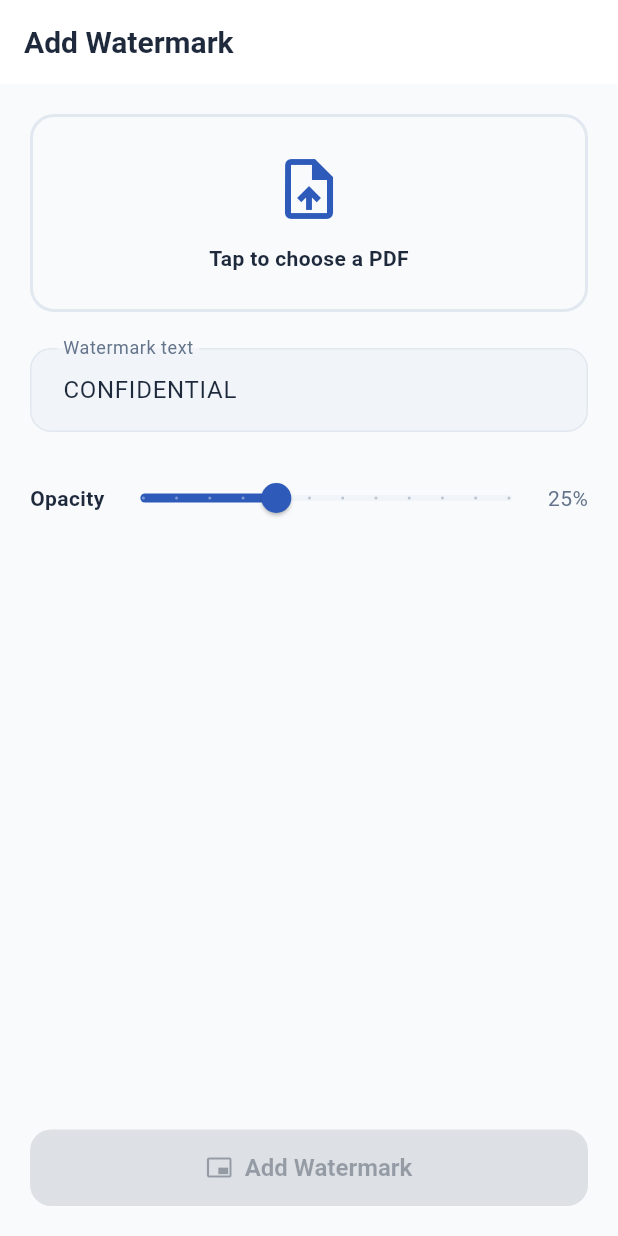
After one commit to hamahasan441-png/Ai-pdf, a Flutter app: the WatermarkScreen screen opened by its route, after a tap on "Tap to choose a PDF", on a phone screen of 412 x 824 dp. The commit adds this screen. Run offline on Flutter 3.47's test engine with Material 3 defaults, Android fonts, the phone set to English and light mode, and no system bars; our stand-ins replace dio, file_picker, flutter_riverpod, flutter_secure_storage, go_router, pdf and 3 more; missing offline and left inert: google_mlkit_text_recognition, pdfx; accounts and stored records are empty; network calls fail.

Commit message:
New tools: Watermark + Page Numbers (offline overlay)

```diff
--- a/frontend/lib/core/config/router.dart
+++ b/frontend/lib/core/config/router.dart
@@ -15,6 +15,7 @@ import '../../features/tools/presentation/pick_edit_screen.dart';
 import '../../features/tools/presentation/organize_pages_screen.dart';
 import '../../features/tools/presentation/ocr_screen.dart';
 import '../../features/tools/presentation/pdf_to_images_screen.dart';
+import '../../features/tools/presentation/pdf_stamp_screens.dart';
 import '../../features/recent/presentation/recent_files_screen.dart';
 import '../../features/ai/presentation/ai_chat_screen.dart';
 import '../../features/settings/presentation/ai_settings_screen.dart';
@@ -50,6 +51,8 @@ final routerProvider = Provider<GoRouter>((ref) {
       GoRoute(path: '/tools/organize', builder: (_, __) => const OrganizePagesScreen()),
       GoRoute(path: '/tools/ocr', builder: (_, __) => const OcrScreen()),
       GoRoute(path: '/tools/pdf-to-images', builder: (_, __) => const PdfToImagesScreen()),
+      GoRoute(path: '/tools/watermark', builder: (_, __) => const WatermarkScreen()),
+      GoRoute(path: '/tools/page-numbers', builder: (_, __) => const PageNumbersScreen()),
 
       // Recent files (created / edited / saved on device)
       GoRoute(path: '/recent', builder: (_, __) => const RecentFilesScreen()),
--- /dev/null
+++ b/frontend/lib/features/tools/presentation/pdf_stamp_screens.dart
@@ -0,0 +1,228 @@
+import 'package:file_picker/file_picker.dart';
+import 'package:flutter/material.dart';
+import '../services/offline_pdf_service.dart';
+import '../widgets/result_sheet.dart';
+
+/// Small shared helper: a tappable "choose a PDF" drop zone.
+class _PdfPicker extends StatelessWidget {
+  final String? fileName;
+  final bool busy;
+  final VoidCallback onTap;
+  const _PdfPicker({required this.fileName, required this.busy, required this.onTap});
+
+  @override
+  Widget build(BuildContext context) {
+    final cs = Theme.of(context).colorScheme;
+    return InkWell(
+      onTap: busy ? null : onTap,
+      borderRadius: BorderRadius.circular(16),
+      child: Container(
+        padding: const EdgeInsets.all(24),
+        decoration: BoxDecoration(
+          border: Border.all(
+              color: fileName != null ? cs.primary : cs.outlineVariant, width: 2),
+          borderRadius: BorderRadius.circular(16),
+        ),
+        child: Column(children: [
+          Icon(fileName == null ? Icons.upload_file : Icons.picture_as_pdf,
+              size: 48, color: cs.primary),
+          const SizedBox(height: 12),
+          Text(
+            fileName ?? 'Tap to choose a PDF',
+            textAlign: TextAlign.center,
+            maxLines: 2,
+            overflow: TextOverflow.ellipsis,
+            style: const TextStyle(fontWeight: FontWeight.w600),
+          ),
+        ]),
+      ),
+    );
+  }
+}
+
+Future<String?> _pickPdf() async {
+  final result = await FilePicker.platform
+      .pickFiles(type: FileType.custom, allowedExtensions: ['pdf']);
+  if (result == null || result.files.isEmpty) return null;
+  return result.files.first.path;
+}
+
+// ============================================================
+// WATERMARK
+// ============================================================
+
+class WatermarkScreen extends StatefulWidget {
+  const WatermarkScreen({super.key});
+  @override
+  State<WatermarkScreen> createState() => _WatermarkScreenState();
+}
+
+class _WatermarkScreenState extends State<WatermarkScreen> {
+  String? _path;
+  bool _busy = false;
+  double _opacity = 0.25;
+  final _ctrl = TextEditingController(text: 'CONFIDENTIAL');
+
+  @override
+  void dispose() {
+    _ctrl.dispose();
+    super.dispose();
+  }
+
+  Future<void> _pick() async {
+    final p = await _pickPdf();
+    if (p == null) return;
+    setState(() => _path = p);
+  }
+
+  Future<void> _apply() async {
+    if (_path == null) return;
+    setState(() => _busy = true);
+    try {
+      final out = await OfflinePdfService.instance
+          .watermarkPdf(_path!, _ctrl.text, opacity: _opacity);
+      if (mounted) {
+        await showResultSheet(context,
+            paths: [out], title: 'Watermark added', subtitle: 'Every page stamped');
+      }
+    } catch (e) {
+      if (mounted) {
+        ScaffoldMessenger.of(context)
+            .showSnackBar(SnackBar(content: Text('Failed: $e')));
+      }
+    } finally {
+      if (mounted) setState(() => _busy = false);
+    }
+  }
+
+  @override
+  Widget build(BuildContext context) {
+    final cs = Theme.of(context).colorScheme;
+    return Scaffold(
+      appBar: AppBar(title: const Text('Add Watermark')),
+      body: Padding(
+        padding: const EdgeInsets.all(20),
+        child: Column(
+          crossAxisAlignment: CrossAxisAlignment.stretch,
+          children: [
+            _PdfPicker(
+                fileName: _path?.split('/').last, busy: _busy, onTap: _pick),
+            const SizedBox(height: 24),
+            TextField(
+              controller: _ctrl,
+              enabled: !_busy,
+              decoration: const InputDecoration(
+                labelText: 'Watermark text',
+                border: OutlineInputBorder(),
+                isDense: true,
+              ),
+            ),
+            const SizedBox(height: 20),
+            Row(children: [
+              const Text('Opacity', style: TextStyle(fontWeight: FontWeight.w600)),
+              Expanded(
+                child: Slider(
+                  value: _opacity,
+                  min: 0.05,
+                  max: 0.6,
+                  divisions: 11,
+                  label: '${(_opacity * 100).round()}%',
+                  onChanged: _busy ? null : (v) => setState(() => _opacity = v),
+                ),
+              ),
+              Text('${(_opacity * 100).round()}%',
+                  style: TextStyle(color: cs.onSurfaceVariant)),
+            ]),
+            const Spacer(),
+            FilledButton.icon(
+              onPressed: (_path == null || _busy) ? null : _apply,
+              icon: _busy
+                  ? const SizedBox(
+                      width: 18,
+                      height: 18,
+                      child: CircularProgressIndicator(
+                          strokeWidth: 2, color: Colors.white))
+                  : const Icon(Icons.branding_watermark_outlined),
+              label: Text(_busy ? 'Applying...' : 'Add Watermark'),
+            ),
+          ],
+        ),
+      ),
+    );
+  }
+}
+
+// ============================================================
+// PAGE NUMBERS
+// ============================================================
+
+class PageNumbersScreen extends StatefulWidget {
+  const PageNumbersScreen({super.key});
+  @override
+  State<PageNumbersScreen> createState() => _PageNumbersScreenState();
+}
+
+class _PageNumbersScreenState extends State<PageNumbersScreen> {
+  String? _path;
+  bool _busy = false;
+
+  Future<void> _pick() async {
+    final p = await _pickPdf();
+    if (p == null) return;
+    setState(() => _path = p);
+  }
+
+  Future<void> _apply() async {
+    if (_path == null) return;
+    setState(() => _busy = true);
+    try {
+      final out = await OfflinePdfService.instance.addPageNumbers(_path!);
+      if (mounted) {
+        await showResultSheet(context,
+            paths: [out], title: 'Page numbers added', subtitle: 'Bottom-center of every page');
+      }
+    } catch (e) {
+      if (mounted) {
+        ScaffoldMessenger.of(context)
+            .showSnackBar(SnackBar(content: Text('Failed: $e')));
+      }
+    } finally {
+      if (mounted) setState(() => _busy = false);
+    }
+  }
+
+  @override
+  Widget build(BuildContext context) {
+    final cs = Theme.of(context).colorScheme;
+    return Scaffold(
+      appBar: AppBar(title: const Text('Add Page Numbers')),
+      body: Padding(
+        padding: const EdgeInsets.all(20),
+        child: Column(
+          crossAxisAlignment: CrossAxisAlignment.stretch,
+          children: [
+            _PdfPicker(
+                fileName: _path?.split('/').last, busy: _busy, onTap: _pick),
+            const SizedBox(height: 20),
+            Text(
+              'Adds a "page / total" badge to the bottom-center of every page.',
+              style: TextStyle(fontSize: 13, color: cs.onSurfaceVariant),
+            ),
+            const Spacer(),
+            FilledButton.icon(
+              onPressed: (_path == null || _busy) ? null : _apply,
+              icon: _busy
+                  ? const SizedBox(
+                      width: 18,
+                      height: 18,
+                      child: CircularProgressIndicator(
+                          strokeWidth: 2, color: Colors.white))
+                  : const Icon(Icons.numbers),
+              label: Text(_busy ? 'Applying...' : 'Add Page Numbers'),
+            ),
+          ],
+        ),
+      ),
+    );
+  }
+}
--- a/frontend/lib/features/tools/presentation/tools_screen.dart
+++ b/frontend/lib/features/tools/presentation/tools_screen.dart
@@ -99,6 +99,22 @@ class ToolsScreen extends ConsumerWidget {
                 color: const Color(0xFF8B5CF6),
                 badge: 'Offline',
                 onTap: () => context.push('/tools/pdf-to-images'),
+              ),
+              _ToolCard(
+                icon: Icons.branding_watermark,
+                label: 'Watermark',
+                desc: 'Stamp text on pages',
+                color: const Color(0xFF6366F1),
+                badge: 'Offline',
+                onTap: () => context.push('/tools/watermark'),
+              ),
+              _ToolCard(
+                icon: Icons.numbers,
+                label: 'Page Numbers',
+                desc: 'Number every page',
+                color: const Color(0xFF0891B2),
+                badge: 'Offline',
+                onTap: () => context.push('/tools/page-numbers'),
               ),
             ],
           ),
```
Also changed, not shown: frontend/lib/features/tools/services/offline_pdf_service.dart (+123 -1 lines).
